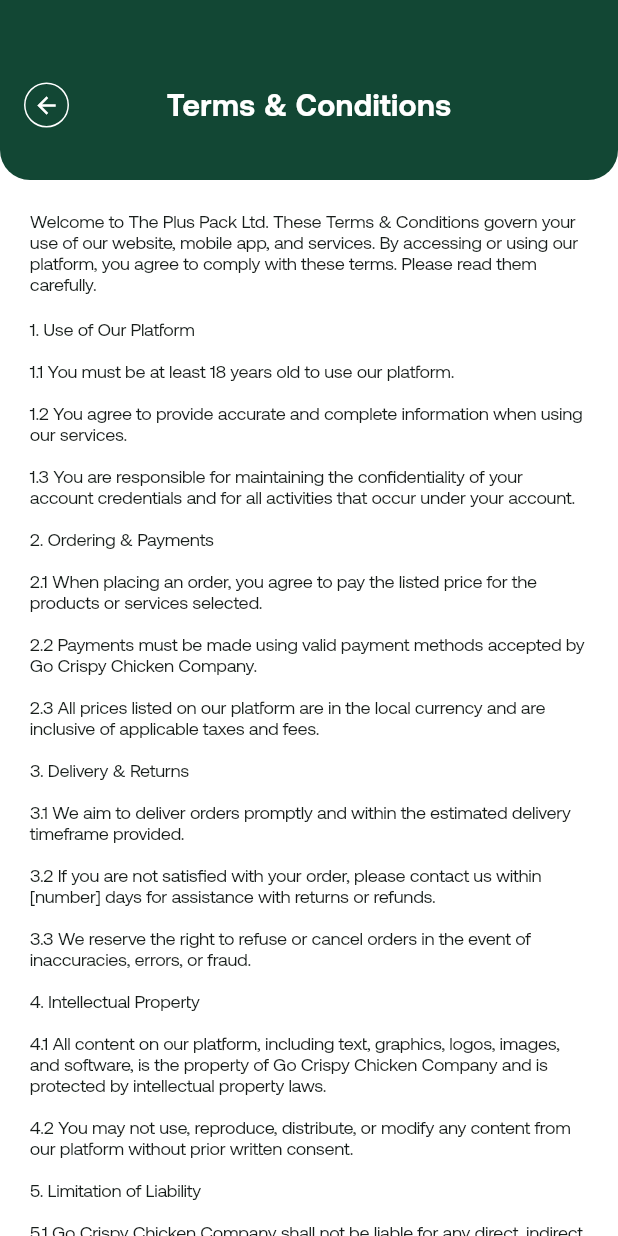
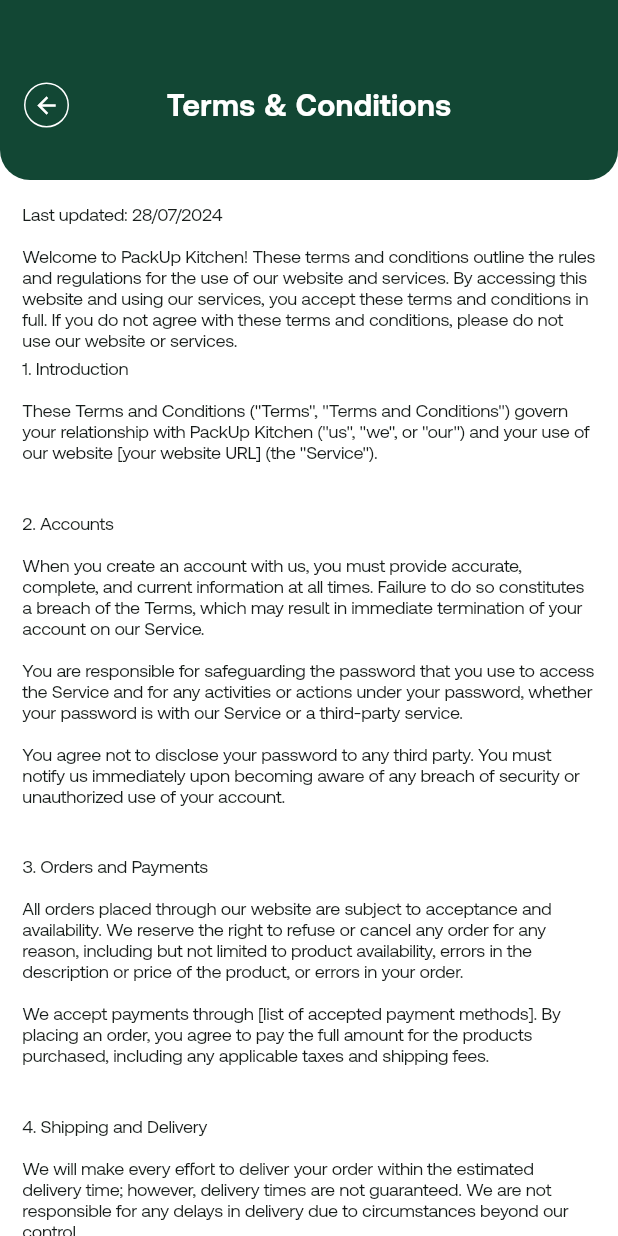
Before and after one commit to sharon-512/Pack-App, a Flutter app: the TermsAndConditions screen opened directly, on a phone screen of 412 x 824 dp. Run offline on Flutter 3.47's test engine with Material 3 defaults, Android fonts, the light colour scheme and no system bars; our stand-ins replace flutter_svg, geocoding, geolocator, google_maps_flutter, hive, hive_flutter and 7 more; accounts and stored records are empty; project files that could hold a hidden picture were left out.

Commit message:
static added

```diff
--- a/lib/screens/Dashboard/profile_and_other_options/Help_and_support.dart
+++ b/lib/screens/Dashboard/profile_and_other_options/Help_and_support.dart
@@ -12,7 +12,7 @@
     return Scaffold(
       body: Column(
         children: [
-          const GreenAppBar(showBackButton: true, titleText: 'Terms & Conditions'),
+          const GreenAppBar(showBackButton: true, titleText: 'Help and Support'),
           Flexible(
             child: SingleChildScrollView(
               child: Padding(
@@ -32,7 +32,7 @@
                     const SizedBox(height: 8,),
                     Text(
                       'If you need assistance or have any inquiries, please feel free to contact our customer support team at:\n\n'
-                          'Email: support@thepluspack.com\nPhone: [+XX-XXX-XXXXXXX]\n\n'
+                          'Email: support@thepluspack.com\nPhone: +974 3061 6119\n\n'
                           'Our team is available [days of the week] from [hours of operation] to provide you with prompt assistance.',
                       style: CustomTextStyles.informationText,
                     ),
--- a/lib/screens/Dashboard/profile_and_other_options/privacy_policy.dart
+++ b/lib/screens/Dashboard/profile_and_other_options/privacy_policy.dart
@@ -2,7 +2,6 @@
 import 'package:flutter/material.dart';
 import 'package:pack_app/custom_style.dart';
 import 'package:pack_app/widgets/green_appbar.dart';
-
 
 class PrivacyPolicy extends StatelessWidget {
   const PrivacyPolicy({super.key});
@@ -21,69 +20,101 @@
                   crossAxisAlignment: CrossAxisAlignment.start,
                   children: [
                     Text(
+                      'Last updated: 28/07/2028',
+                      style: CustomTextStyles.informationText,
+                    ),
+                    const SizedBox(height: 8,),
+                    Text(
                       'Welcome to PackUp Kitchen! We value your privacy and are committed to protecting your personal data. This Privacy Policy explains how we collect, use, disclose, and safeguard your information when you visit our website [your website URL] and use our services. Please read this Privacy Policy carefully. If you do not agree with the terms of this Privacy Policy, please do not access the site or use our services.',
                       style: CustomTextStyles.informationText,
                     ),
                     const SizedBox(height: 8,),
-                    Text('1. Information We Collect',
+                    Text(
+                      '1. Information We Collect',
                       style: CustomTextStyles.informationText.copyWith(
                           fontSize: 14, fontWeight: FontWeight.w500),
                     ),
                     const SizedBox(height: 8,),
                     Text(
-                      '•	Personal Identification Information: Name, email address, phone number, address, and other contact details.\n'
-                      '•	Order Information: Details about orders you place through our website, including payment information.\n'
-                      '•	Technical Data: IP address, browser type, version, time zone setting, browser plug-in types, operating system, and platform.\n'
-                      '•	Usage Data: Information about how you use our website and services.\n'
-                      '•	Marketing and Communications Data: Your preferences in receiving marketing from us and your communication preferences.\n',
+                      'We may collect and process the following data about you:',
                       style: CustomTextStyles.informationText,
                     ),
                     const SizedBox(height: 8,),
-                    Text('How We Use Your Information',
+                    Text(
+                      '• Personal Identification Information: Name, email address, phone number, address, and other contact details.\n'
+                          '• Order Information: Details about orders you place through our website, including payment information.\n'
+                          '• Technical Data: IP address, browser type, version, time zone setting, browser plug-in types, operating system, and platform.\n'
+                          '• Usage Data: Information about how you use our website and services.\n'
+                          '• Marketing and Communications Data: Your preferences in receiving marketing from us and your communication preferences.',
+                      style: CustomTextStyles.informationText,
+                    ),
+                    const SizedBox(height: 8,),
+                    Text(
+                      '2. How We Use Your Information',
                       style: CustomTextStyles.informationText.copyWith(
                           fontSize: 14, fontWeight: FontWeight.w500),
                     ),
                     const SizedBox(height: 8,),
                     Text(
-                      'We use the information we collect in the following ways:\n'
-                    '•	To provide and maintain our services.\n'
-                    '•	To process your orders and manage your account.\n'
-                    '•	To improve our website and services.\n'
-                    '•	To communicate with you, including sending marketing and promotional materials.\n'
-                    '•	To comply with legal obligations and protect our rights.\n',
+                      'We use the information we collect in the following ways:',
                       style: CustomTextStyles.informationText,
                     ),
                     const SizedBox(height: 8,),
-                    Text('Third-Party Services',
+                    Text(
+                      '• To provide and maintain our services.\n'
+                          '• To process your orders and manage your account.\n'
+                          '• To improve our website and services.\n'
+                          '• To communicate with you, including sending marketing and promotional materials.\n'
+                          '• To comply with legal obligations and protect our rights.',
+                      style: CustomTextStyles.informationText,
+                    ),
+                    const SizedBox(height: 8,),
+                    Text(
+                      '3. Sharing Your Information',
                       style: CustomTextStyles.informationText.copyWith(
                           fontSize: 14, fontWeight: FontWeight.w500),
                     ),
                     const SizedBox(height: 8,),
                     Text(
-                      'We may share your information with trusted third-party service providers who assist us in operating our business, such as payment processors, shipping companies, and marketing partners. '
-                          'These third parties are contractually obligated to protect your information and are only authorized to use it to perform services on our behalf.',
+                      'We may share your information with:',
                       style: CustomTextStyles.informationText,
                     ),
                     const SizedBox(height: 8,),
-                    Text('Your Rights',
+                    Text(
+                      '• Service Providers: We may share your information with third-party service providers who perform services on our behalf.\n'
+                          '• Business Transfers: In connection with any merger, sale of company assets, financing, or acquisition of all or a portion of our business to another company.\n'
+                          '• Legal Requirements: If required by law, to comply with legal processes, or to protect the rights, property, or safety of our company, our customers, or others.',
+                      style: CustomTextStyles.informationText,
+                    ),
+                    const SizedBox(height: 8,),
+                    Text(
+                      '4. Security of Your Information',
                       style: CustomTextStyles.informationText.copyWith(
                           fontSize: 14, fontWeight: FontWeight.w500),
                     ),
                     const SizedBox(height: 8,),
                     Text(
-                      'You have the right to access, correct, or delete your personal information at any time. You may also choose to opt out of receiving marketing communications from us. '
-                          'Additionally, you can manage your cookie preferences through your browser settings.',
+                      'We use administrative, technical, and physical security measures to help protect your personal information. However, no method of transmission over the Internet, or method of electronic storage is 100% secure, and we cannot guarantee its absolute security.',
                       style: CustomTextStyles.informationText,
                     ),
                     const SizedBox(height: 8,),
-                    Text('Changes to This Policy',
+                    Text(
+                      '5. Your Data Protection Rights',
                       style: CustomTextStyles.informationText.copyWith(
                           fontSize: 14, fontWeight: FontWeight.w500),
                     ),
                     const SizedBox(height: 8,),
                     Text(
-                      'We reserve the right to update this Privacy Policy periodically to reflect changes in our practices and legal requirements. We will notify you of any material changes by posting the updated policy on our website or through other appropriate channels.'
-                          'If you have any questions or concerns about this Privacy Policy or our data practices, please contact us at privacy@thepluspack.com.',
+                      'Depending on your location, you may have the following rights regarding your personal data:',
+                      style: CustomTextStyles.informationText,
+                    ),
+                    const SizedBox(height: 8,),
+                    Text(
+                      '• The right to access – You have the right to request copies of your personal data.\n'
+                          '• The right to rectification – You have the right to request that we correct any information you believe is inaccurate.\n'
+                          '• The right to erasure – You have the right to request that we erase your personal data, under certain conditions.\n'
+                          '• The right to restrict processing – You have the right to request that we restrict the processing of your personal data, under certain conditions.\n'
+                          '• The right to object to processing',
                       style: CustomTextStyles.informationText,
                     ),
                     const SizedBox(height: 18,),
--- a/lib/screens/Dashboard/profile_and_other_options/terms_and_conditions.dart
+++ b/lib/screens/Dashboard/profile_and_other_options/terms_and_conditions.dart
@@ -2,7 +2,6 @@
 import 'package:flutter/material.dart';
 import 'package:pack_app/custom_style.dart';
 import 'package:pack_app/widgets/green_appbar.dart';
-
 
 class TermsAndConditions extends StatelessWidget {
   const TermsAndConditions({super.key});
@@ -16,40 +15,77 @@
           Flexible(
             child: SingleChildScrollView(
               child: Padding(
-                padding: const EdgeInsets.all(20.0),
+                padding: const EdgeInsets.all(15.0),
                 child: Column(
                   crossAxisAlignment: CrossAxisAlignment.start,
                   children: [
                     Text(
-                      'Welcome to The Plus Pack Ltd. These Terms & Conditions govern your use of our website, mobile app, and services. '
-                          'By accessing or using our platform, you agree to comply with these terms. Please read them carefully.',
+                      'Last updated: 28/07/2024\n\n'
+                          'Welcome to PackUp Kitchen! These terms and conditions outline the rules and regulations for the use of our website and services. By accessing this website and using our services, you accept these terms and conditions in full. If you do not agree with these terms and conditions, please do not use our website or services.',
                       style: CustomTextStyles.informationText,
                     ),
-                    const SizedBox(height: 16,),
-                    Text('1. Use of Our Platform\n\n'
-                        '1.1 You must be at least 18 years old to use our platform.\n\n'
-                        '1.2 You agree to provide accurate and complete information when using our services.\n\n'
-                        '1.3 You are responsible for maintaining the confidentiality of your account credentials and for all activities that occur under your account.\n\n'
-                        '2. Ordering & Payments\n\n'
-                        '2.1 When placing an order, you agree to pay the listed price for the products or services selected.\n\n'
-                        '2.2 Payments must be made using valid payment methods accepted by Go Crispy Chicken Company.\n\n'
-                        '2.3 All prices listed on our platform are in the local currency and are inclusive of applicable taxes and fees.\n\n'
-                        '3. Delivery & Returns\n\n'
-                        '3.1 We aim to deliver orders promptly and within the estimated delivery timeframe provided.\n\n'
-                        '3.2 If you are not satisfied with your order, please contact us within [number] days for assistance with returns or refunds.\n\n'
-                        '3.3 We reserve the right to refuse or cancel orders in the event of inaccuracies, errors, or fraud.\n\n'
-                        '4. Intellectual Property\n\n'
-                        '4.1 All content on our platform, including text, graphics, logos, images, and software, is the property of Go Crispy Chicken Company and is protected by intellectual property laws.\n\n'
-                        '4.2 You may not use, reproduce, distribute, or modify any content from our platform without prior written consent.\n\n'
-                        '5. Limitation of Liability\n\n'
-                        '5.1 Go Crispy Chicken Company shall not be liable for any direct, indirect, incidental, special, or consequential damages arising from your use of our platform or products/services.\n\n'
-                        '5.2 Our liability is limited to the fullest extent permitted by law.\n\n'
-                        '6. Governing Law\n\n'
-                        '6.1 These Terms & Conditions shall be governed by and construed in accordance with the laws of [Jurisdiction], without regard to its conflict of law provisions.\n\n'
-                        '7. Changes to Terms & Conditions\n\n'
-                        '7.1 We reserve the right to update or modify these Terms & Conditions at any time without prior notice. By continuing to use our platform after such changes, you agree to be bound by the revised terms.\n\n'
-                        '8. Contact Us\n\n'
-                        '8.1 If you have any questions or concerns about these Terms & Conditions, please contact us at support@gocrispychicken.com.\n\n',
+                    const SizedBox(height: 5,),
+                    Text(
+                      '1. Introduction\n\n'
+                          'These Terms and Conditions ("Terms", "Terms and Conditions") govern your relationship with PackUp Kitchen ("us", "we", or "our") and your use of our website [your website URL] (the "Service").\n\n',
+                      style: CustomTextStyles.informationText,
+                    ),
+                    const SizedBox(height: 5,),
+                    Text(
+                      '2. Accounts\n\n'
+                          'When you create an account with us, you must provide accurate, complete, and current information at all times. Failure to do so constitutes a breach of the Terms, which may result in immediate termination of your account on our Service.\n\n'
+                          'You are responsible for safeguarding the password that you use to access the Service and for any activities or actions under your password, whether your password is with our Service or a third-party service.\n\n'
+                          'You agree not to disclose your password to any third party. You must notify us immediately upon becoming aware of any breach of security or unauthorized use of your account.\n\n',
+                      style: CustomTextStyles.informationText,
+                    ),
+                    const SizedBox(height: 5,),
+                    Text(
+                      '3. Orders and Payments\n\n'
+                          'All orders placed through our website are subject to acceptance and availability. We reserve the right to refuse or cancel any order for any reason, including but not limited to product availability, errors in the description or price of the product, or errors in your order.\n\n'
+                          'We accept payments through [list of accepted payment methods]. By placing an order, you agree to pay the full amount for the products purchased, including any applicable taxes and shipping fees.\n\n',
+                      style: CustomTextStyles.informationText,
+                    ),
+                    const SizedBox(height: 5,),
+                    Text(
+                      '4. Shipping and Delivery\n\n'
+                          'We will make every effort to deliver your order within the estimated delivery time; however, delivery times are not guaranteed. We are not responsible for any delays in delivery due to circumstances beyond our control.\n\n',
+                      style: CustomTextStyles.informationText,
+                    ),
+                    const SizedBox(height: 5,),
+                    Text(
+                      '5. Returns and Refunds\n\n'
+                          'If you are not satisfied with your purchase, you may return the product within [number] days of receipt for a full refund, provided that the product is in its original condition and packaging. To initiate a return, please contact our customer service at [customer service email].\n\n',
+                      style: CustomTextStyles.informationText,
+                    ),
+                    const SizedBox(height: 5,),
+                    Text(
+                      '6. Intellectual Property\n\n'
+                          'The Service and its original content, features, and functionality are and will remain the exclusive property of PackUp Kitchen and its licensors. The Service is protected by copyright, trademark, and other laws of both the United States and foreign countries. Our trademarks and trade dress may not be used in connection with any product or service without the prior written consent of PackUp Kitchen.\n\n',
+                      style: CustomTextStyles.informationText,
+                    ),
+                    const SizedBox(height: 5,),
+                    Text(
+                      '7. Limitation of Liability\n\n'
+                          'In no event shall PackUp Kitchen, nor its directors, employees, partners, agents, suppliers, or affiliates, be liable for any indirect, incidental, special, consequential, or punitive damages, including without limitation, loss of profits, data, use, goodwill, or other intangible losses, resulting from (i) your use or inability to use the Service; (ii) any unauthorized access to or use of our servers and/or any personal information stored therein; (iii) any interruption or cessation of transmission to or from the Service; (iv) any bugs, viruses, trojan horses, or the like that may be transmitted to or through our Service by any third party; and/or (v) any errors or omissions in any content or for any loss or damage incurred as a result of the use of any content posted, emailed, transmitted, or otherwise made available through the Service, whether based on warranty, contract, tort (including negligence), or any other legal theory, whether or not we have been informed of the possibility of such damage.\n\n',
+                      style: CustomTextStyles.informationText,
+                    ),
+                    const SizedBox(height: 5,),
+                    Text(
+                      '8. Governing Law\n\n'
+                          'These Terms shall be governed and construed in accordance with the laws of [State/Country], without regard to its conflict of law provisions.\n\n',
+                      style: CustomTextStyles.informationText,
+                    ),
+                    const SizedBox(height: 5,),
+                    Text(
+                      '9. Changes to These Terms\n\n'
+                          'We reserve the right, at our sole discretion, to modify or replace these Terms at any time. If a revision is material, we will provide at least [number] days\' notice prior to any new terms taking effect. What constitutes a material change will be determined at our sole discretion.\n\n'
+                          'By continuing to access or use our Service after those revisions become effective, you agree to be bound by the revised terms. If you do not agree to the new terms, please stop using the Service.\n\n',
+                      style: CustomTextStyles.informationText,
+                    ),
+                    const SizedBox(height: 5,),
+                    Text(
+                      '5. Contact Us\n\n'
+                          'If you have any questions about these Terms, please contact us at info@packqtr.com.\n\n',
                       style: CustomTextStyles.informationText,
                     ),
                     const SizedBox(height: 18,),
```
